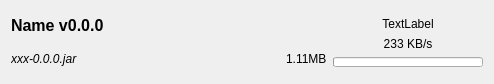
Old version of the form src/ui/downloaderitemwidget.ui in the repository kaniol-lck/modmanager.
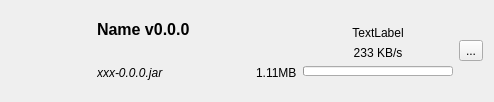
New version of the form. Icons and pictures are not drawn.

Commit message: add more info to download item widget

What changed in the file:
```diff
--- a/src/ui/downloaderitemwidget.ui
+++ b/src/ui/downloaderitemwidget.ui
@@ -7,7 +7,7 @@
     <x>0</x>
     <y>0</y>
     <width>494</width>
-    <height>84</height>
+    <height>100</height>
    </rect>
   </property>
   <property name="windowTitle">
@@ -15,6 +15,34 @@
   </property>
   <layout class="QGridLayout" name="gridLayout_2">
    <item row="0" column="0">
+    <widget class="QLabel" name="downloadIcon">
+     <property name="sizePolicy">
+      <sizepolicy hsizetype="Fixed" vsizetype="Fixed">
+       <horstretch>0</horstretch>
+       <verstretch>0</verstretch>
+      </sizepolicy>
+     </property>
+     <property name="minimumSize">
+      <size>
+       <width>80</width>
+       <height>80</height>
+      </size>
+     </property>
+     <property name="maximumSize">
+      <size>
+       <width>80</width>
+       <height>80</height>
+      </size>
+     </property>
+     <property name="text">
+      <string/>
+     </property>
+     <property name="wordWrap">
+      <bool>false</bool>
+     </property>
+    </widget>
+   </item>
+   <item row="0" column="1">
     <layout class="QGridLayout" name="gridLayout">
      <item row="1" column="0">
       <widget class="QLabel" name="fileNameText">
@@ -66,7 +94,7 @@
      </item>
     </layout>
    </item>
-   <item row="0" column="1">
+   <item row="0" column="2">
     <layout class="QVBoxLayout" name="verticalLayout">
      <item>
       <spacer name="verticalSpacer">
@@ -150,6 +178,16 @@
      </item>
     </layout>
    </item>
+   <item row="0" column="3">
+    <widget class="QToolButton" name="openFolderButton">
+     <property name="text">
+      <string>...</string>
+     </property>
+     <property name="icon">
+      <iconset theme="folder"/>
+     </property>
+    </widget>
+   </item>
   </layout>
  </widget>
  <resources/>
```
The commit also changes 12 other files.
